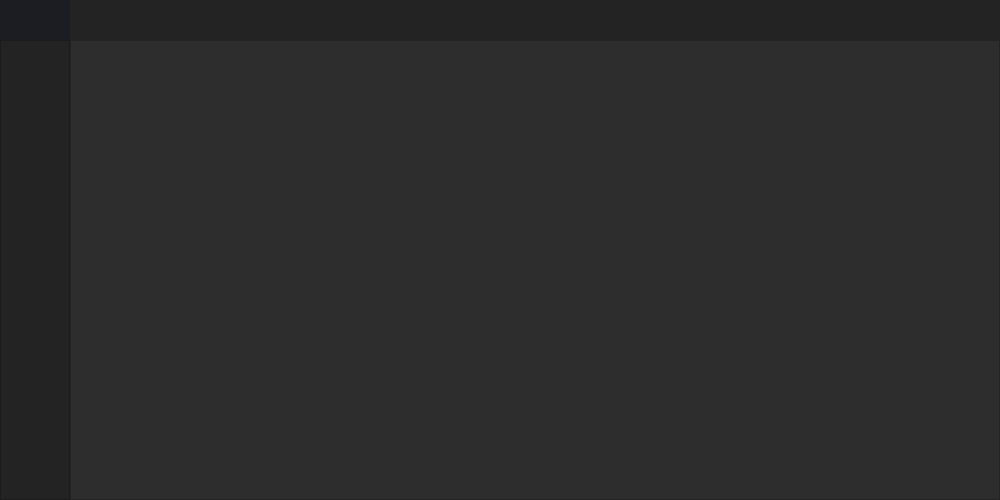
Jowy43/EzTestGenerator, file UI/mainWindow.ui: the form before one commit.
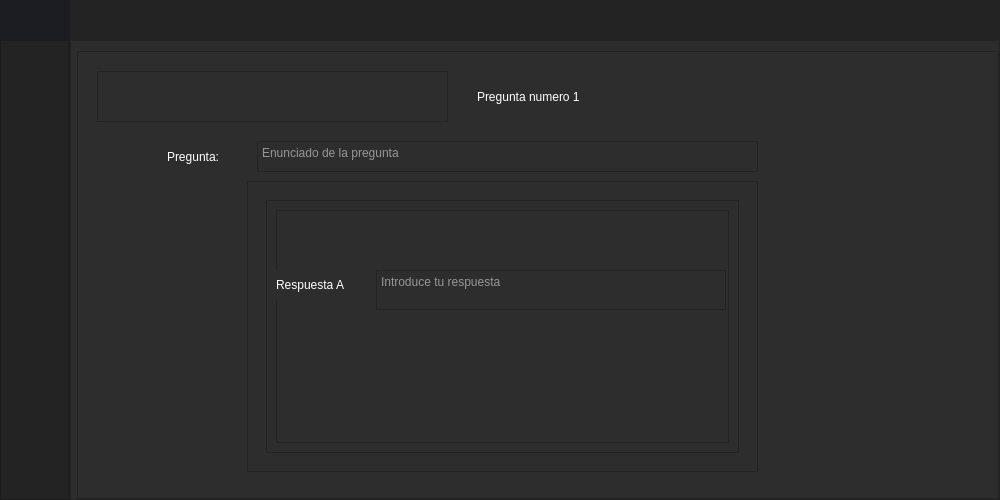
The form after the commit. The open tabs and pages were chosen to show the change. Icons and pictures are not drawn.

Commit message: Agragado parte crear test

What changed in the file:
```diff
--- a/UI/mainWindow.ui
+++ b/UI/mainWindow.ui
@@ -338,6 +338,9 @@
           <property name="spacing">
            <number>0</number>
           </property>
+          <property name="leftMargin">
+           <number>0</number>
+          </property>
           <property name="topMargin">
            <number>0</number>
           </property>
@@ -447,10 +450,10 @@
                <number>0</number>
               </property>
               <property name="leftMargin">
-               <number>0</number>
+               <number>6</number>
               </property>
               <property name="topMargin">
-               <number>0</number>
+               <number>10</number>
               </property>
               <property name="rightMargin">
                <number>0</number>
@@ -460,6 +463,12 @@
               </property>
               <item>
                <widget class="QStackedWidget" name="pages_test_create">
+                <property name="frameShape">
+                 <enum>QFrame::NoFrame</enum>
+                </property>
+                <property name="currentIndex">
+                 <number>1</number>
+                </property>
                 <widget class="QWidget" name="npg_testname">
                  <layout class="QVBoxLayout" name="verticalLayout_9">
                   <property name="spacing">
@@ -502,14 +511,371 @@
                       <number>0</number>
                      </property>
                      <item>
-                      <widget class="QTextEdit" name="textEdit"/>
+                      <widget class="QLabel" name="label_3">
+                       <property name="maximumSize">
+                        <size>
+                         <width>16777215</width>
+                         <height>30</height>
+                        </size>
+                       </property>
+                       <property name="font">
+                        <font>
+                         <pointsize>20</pointsize>
+                         <weight>50</weight>
+                         <bold>false</bold>
+                        </font>
+                       </property>
+                       <property name="styleSheet">
+                        <string notr="true">color: rgb(255, 255, 255);</string>
+                       </property>
+                       <property name="text">
+                        <string>Titulo</string>
+                       </property>
+                       <property name="alignment">
+                        <set>Qt::AlignCenter</set>
+                       </property>
+                      </widget>
+                     </item>
+                     <item>
+                      <widget class="QLineEdit" name="lineEdit">
+                       <property name="minimumSize">
+                        <size>
+                         <width>0</width>
+                         <height>30</height>
+                        </size>
+                       </property>
+                       <property name="styleSheet">
+                        <string notr="true">QLineEdit {
+	
+	color: rgb(255, 255, 255);
+	background-color: rgb(33, 37, 43);
+	border-radius: 5px;
+	border: 2px solid rgb(33, 37, 43);
+	padding-left: 10px;
+	selection-color: rgb(255, 255, 255);
+	selection-background-color: rgb(255, 121, 198);
+}
+QLineEdit:hover {
+	border: 2px solid rgb(64, 71, 88);
+}
+QLineEdit:focus {
+	border: 2px solid rgb(91, 101, 124);
+}</string>
+                       </property>
+                       <property name="text">
+                        <string/>
+                       </property>
+                       <property name="placeholderText">
+                        <string>Nombre del Test</string>
+                       </property>
+                      </widget>
+                     </item>
+                     <item>
+                      <widget class="QFrame" name="frame_3">
+                       <property name="maximumSize">
+                        <size>
+                         <width>16777215</width>
+                         <height>40</height>
+                        </size>
+                       </property>
+                       <property name="frameShape">
+                        <enum>QFrame::StyledPanel</enum>
+                       </property>
+                       <property name="frameShadow">
+                        <enum>QFrame::Raised</enum>
+                       </property>
+                       <layout class="QHBoxLayout" name="horizontalLayout_5">
+                        <property name="spacing">
+                         <number>0</number>
+                        </property>
+                        <property name="leftMargin">
+                         <number>0</number>
+                        </property>
+                        <property name="topMargin">
+                         <number>0</number>
+                        </property>
+                        <property name="rightMargin">
+                         <number>0</number>
+                        </property>
+                        <property name="bottomMargin">
+                         <number>0</number>
+                        </property>
+                        <item>
+                         <widget class="QPushButton" name="pushButton">
+                          <property name="sizePolicy">
+                           <sizepolicy hsizetype="Minimum" vsizetype="Fixed">
+                            <horstretch>0</horstretch>
+                            <verstretch>0</verstretch>
+                           </sizepolicy>
+                          </property>
+                          <property name="maximumSize">
+                           <size>
+                            <width>150</width>
+                            <height>30</height>
+                           </size>
+                          </property>
+                          <property name="styleSheet">
+                           <string notr="true">QPushButton {
+	
+	color: rgb(255, 255, 255);
+	border: 2px solid rgb(52, 59, 72);
+	border-radius: 5px;	
+	background-color: rgb(52, 59, 72);
+}
+QPushButton:hover {
+	background-color: rgb(57, 65, 80);
+	border: 2px solid rgb(61, 70, 86);
+}
+QPushButton:pressed {	
+	background-color: rgb(35, 40, 49);
+	border: 2px solid rgb(43, 50, 61);
+}</string>
+                          </property>
+                          <property name="text">
+                           <string>Crear Test</string>
+                          </property>
+                         </widget>
+                        </item>
+                       </layout>
+                      </widget>
                      </item>
                     </layout>
                    </widget>
                   </item>
                  </layout>
                 </widget>
-                <widget class="QWidget" name="preguntas_test"/>
+                <widget class="QWidget" name="preguntas_test">
+                 <layout class="QHBoxLayout" name="horizontalLayout_6">
+                  <property name="spacing">
+                   <number>0</number>
+                  </property>
+                  <property name="leftMargin">
+                   <number>0</number>
+                  </property>
+                  <property name="topMargin">
+                   <number>0</number>
+                  </property>
+                  <property name="rightMargin">
+                   <number>0</number>
+                  </property>
+                  <property name="bottomMargin">
+                   <number>0</number>
+                  </property>
+                  <item>
+                   <widget class="QFrame" name="frame_4">
+                    <property name="frameShape">
+                     <enum>QFrame::StyledPanel</enum>
+                    </property>
+                    <property name="frameShadow">
+                     <enum>QFrame::Raised</enum>
+                    </property>
+                    <widget class="QLabel" name="label_4">
+                     <property name="geometry">
+                      <rect>
+                       <x>400</x>
+                       <y>20</y>
+                       <width>151</width>
+                       <height>51</height>
+                      </rect>
+                     </property>
+                     <property name="styleSheet">
+                      <string notr="true">color: rgb(255, 255, 255);</string>
+                     </property>
+                     <property name="text">
+                      <string>Pregunta numero 1</string>
+                     </property>
+                    </widget>
+                    <widget class="QTextEdit" name="textEdit">
+                     <property name="geometry">
+                      <rect>
+                       <x>180</x>
+                       <y>90</y>
+                       <width>501</width>
+                       <height>31</height>
+                      </rect>
+                     </property>
+                     <property name="styleSheet">
+                      <string notr="true">color: rgb(255, 255, 255);</string>
+                     </property>
+                     <property name="placeholderText">
+                      <string>Enunciado de la pregunta</string>
+                     </property>
+                    </widget>
+                    <widget class="QLabel" name="label_5">
+                     <property name="geometry">
+                      <rect>
+                       <x>90</x>
+                       <y>90</y>
+                       <width>71</width>
+                       <height>31</height>
+                      </rect>
+                     </property>
+                     <property name="styleSheet">
+                      <string notr="true">color: rgb(255, 255, 255);</string>
+                     </property>
+                     <property name="text">
+                      <string>Pregunta:</string>
+                     </property>
+                    </widget>
+                    <widget class="QFrame" name="frame_5">
+                     <property name="geometry">
+                      <rect>
+                       <x>170</x>
+                       <y>130</y>
+                       <width>511</width>
+                       <height>291</height>
+                      </rect>
+                     </property>
+                     <property name="sizePolicy">
+                      <sizepolicy hsizetype="Fixed" vsizetype="Fixed">
+                       <horstretch>0</horstretch>
+                       <verstretch>0</verstretch>
+                      </sizepolicy>
+                     </property>
+                     <property name="maximumSize">
+                      <size>
+                       <width>600</width>
+                       <height>300</height>
+                      </size>
+                     </property>
+                     <property name="frameShape">
+                      <enum>QFrame::StyledPanel</enum>
+                     </property>
+                     <property name="frameShadow">
+                      <enum>QFrame::Raised</enum>
+                     </property>
+                     <layout class="QVBoxLayout" name="verticalLayout_10">
+                      <item>
+                       <widget class="QStackedWidget" name="stackedWidget">
+                        <property name="currentIndex">
+                         <number>0</number>
+                        </property>
+                        <widget class="QWidget" name="page_Respuestas">
+                         <layout class="QHBoxLayout" name="horizontalLayout_7">
+                          <item>
+                           <widget class="QScrollArea" name="scrollArea">
+                            <property name="widgetResizable">
+                             <bool>true</bool>
+                            </property>
+                            <widget class="QWidget" name="scrollAreaWidgetContents">
+                             <property name="geometry">
+                              <rect>
+                               <x>0</x>
+                               <y>0</y>
+                               <width>471</width>
+                               <height>251</height>
+                              </rect>
+                             </property>
+                             <layout class="QVBoxLayout" name="verticalLayout_11">
+                              <item>
+                               <widget class="QFrame" name="frame_7">
+                                <property name="frameShape">
+                                 <enum>QFrame::StyledPanel</enum>
+                                </property>
+                                <property name="frameShadow">
+                                 <enum>QFrame::Raised</enum>
+                                </property>
+                                <widget class="QTextEdit" name="textEdit_2">
+                                 <property name="geometry">
+                                  <rect>
+                                   <x>100</x>
+                                   <y>60</y>
+                                   <width>350</width>
+                                   <height>40</height>
+                                  </rect>
+                                 </property>
+                                 <property name="maximumSize">
+                                  <size>
+                                   <width>350</width>
+                                   <height>40</height>
+                                  </size>
+                                 </property>
+                                 <property name="styleSheet">
+                                  <string notr="true">color: rgb(255, 255, 255);</string>
+                                 </property>
+                                 <property name="placeholderText">
+                                  <string>Introduce tu respuesta</string>
+                                 </property>
+                                </widget>
+                                <widget class="QLabel" name="label_7">
+                                 <property name="geometry">
+                                  <rect>
+                                   <x>0</x>
+                                   <y>60</y>
+                                   <width>100</width>
+                                   <height>30</height>
+                                  </rect>
+                                 </property>
+                                 <property name="maximumSize">
+                                  <size>
+                                   <width>100</width>
+                                   <height>30</height>
+                                  </size>
+                                 </property>
+                                 <property name="styleSheet">
+                                  <string notr="true">color: rgb(255, 255, 255);</string>
+                                 </property>
+                                 <property name="text">
+                                  <string>Respuesta A</string>
+                                 </property>
+                                </widget>
+                               </widget>
+                              </item>
+                             </layout>
+                            </widget>
+                           </widget>
+                          </item>
+                         </layout>
+                        </widget>
+                        <widget class="QWidget" name="page_Num_Res">
+                         <widget class="QLabel" name="label_6">
+                          <property name="geometry">
+                           <rect>
+                            <x>70</x>
+                            <y>120</y>
+                            <width>151</width>
+                            <height>41</height>
+                           </rect>
+                          </property>
+                          <property name="text">
+                           <string>Número de respuestas</string>
+                          </property>
+                         </widget>
+                         <widget class="QSpinBox" name="spinBox">
+                          <property name="geometry">
+                           <rect>
+                            <x>270</x>
+                            <y>120</y>
+                            <width>111</width>
+                            <height>41</height>
+                           </rect>
+                          </property>
+                         </widget>
+                        </widget>
+                       </widget>
+                      </item>
+                     </layout>
+                    </widget>
+                    <widget class="QFrame" name="frame_6">
+                     <property name="geometry">
+                      <rect>
+                       <x>20</x>
+                       <y>20</y>
+                       <width>351</width>
+                       <height>51</height>
+                      </rect>
+                     </property>
+                     <property name="frameShape">
+                      <enum>QFrame::StyledPanel</enum>
+                     </property>
+                     <property name="frameShadow">
+                      <enum>QFrame::Raised</enum>
+                     </property>
+                    </widget>
+                   </widget>
+                  </item>
+                 </layout>
+                </widget>
                </widget>
               </item>
              </layout>
```
Left out of the diff: 19 changed lines with no effect on the pictures. The commit also changes 1 other file.
